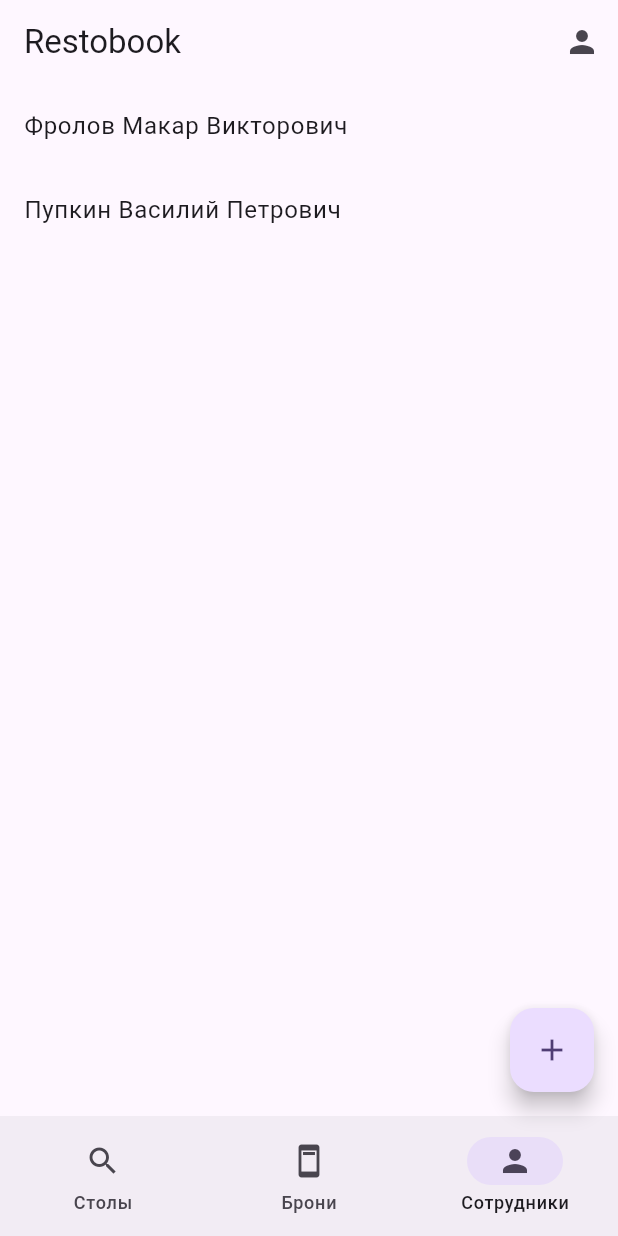
After one commit to PavelPutin/restobook_mobile_client, a Flutter app: the screen it shows after launch, item 3 of the bottom bar chosen, on a phone screen of 412 x 824 dp. The commit adds this screen. Run offline on Flutter 3.47's test engine with Material 3 defaults, Android fonts, the phone set to English and light mode, and no system bars; missing offline and left inert: appmetrica_plugin.

Commit message:
refact: make refreshable_future_list_view widget
commit fd01ea93677c01e88912283e011afe0156a2af65
Author: Putin Pavel Alexandrovich <pavelputin2003@yandex.ru>
Date:   Sun Apr 21 15:36:57 2024 +0300

    refact employees_screen

commit f399f08b06f3c2bcaa48ebdf362b9c9e692061ae
Author: Putin Pavel Alexandrovich <pavelputin2003@yandex.ru>
Date:   Sun Apr 21 15:34:49 2024 +0300

    refact reservations_screen

commit c78d584074b56801fddfb92517603129ac833d09
Author: Putin Pavel Alexandrovich <pavelputin2003@yandex.ru>
Date:   Sun Apr 21 15:30:25 2024 +0300

    refact tables_screen

```diff
--- a/lib/view/employees_screen.dart
+++ b/lib/view/employees_screen.dart
@@ -1,6 +1,7 @@
 import 'package:flutter/material.dart';
 import 'package:provider/provider.dart';
 import 'package:restobook_mobile_client/view/widgets/employee_list_tile.dart';
+import 'package:restobook_mobile_client/view/widgets/refreshable_future_list_view.dart';
 import 'package:restobook_mobile_client/view_model/employee_view_model.dart';
 
 class EmployeesScreen extends StatefulWidget {
@@ -11,60 +12,31 @@ class EmployeesScreen extends StatefulWidget {
 }
 
 class _EmployeesScreenState extends State<EmployeesScreen> {
-  late Future<void> tablesLoading;
-  bool _refreshing = false;
+  late Future<void> employeesLoading;
 
   @override
   void initState() {
     super.initState();
-    tablesLoading = Provider.of<EmployeeViewModel>(context, listen: false).load();
+    employeesLoading = Provider.of<EmployeeViewModel>(context, listen: false).load();
   }
 
   @override
   Widget build(BuildContext context) {
     return Consumer<EmployeeViewModel>(
         builder: (context, employeeViewModel, child) {
-          return RefreshIndicator(
+          return RefreshableFutureListView(
+            tablesLoading: employeesLoading,
             onRefresh: () async {
               var promise = context.read<EmployeeViewModel>().load();
               setState(() {
-                _refreshing = true;
-                tablesLoading = promise;
+                employeesLoading = promise;
               });
               await promise;
             },
-            child: FutureBuilder(
-              future: tablesLoading,
-              builder: (ctx, snapshot) {
-                if (!_refreshing && snapshot.connectionState == ConnectionState.waiting) {
-                  return const Center(child: CircularProgressIndicator());
-                }
-
-                if (snapshot.hasError) {
-                  return Center(
-                    child: Column(
-                      mainAxisAlignment: MainAxisAlignment.center,
-                      children: [
-                        const Text("Не удалось загрузить сотрудников"),
-                        ElevatedButton(
-                            onPressed: () async {
-                              setState(() {
-                                _refreshing = false;
-                                tablesLoading =
-                                    context.read<EmployeeViewModel>().load();
-                              });
-                            },
-                            child: const Text("Попробовать ещё раз"))
-                      ],
-                    ),
-                  );
-                }
-
-                return ListView.builder(
-                    itemCount: employeeViewModel.employees.length,
-                    itemBuilder: (_, index) => EmployeeListTile(employee: employeeViewModel.employees[index])
-                );
-              },
+            errorLabel: "Не удалось загрузить сотрудников",
+            listView: ListView.builder(
+                itemCount: employeeViewModel.employees.length,
+                itemBuilder: (_, index) => EmployeeListTile(employee: employeeViewModel.employees[index])
             ),
           );
         }
--- /dev/null
+++ b/lib/view/widgets/refreshable_future_list_view.dart
@@ -0,0 +1,62 @@
+import 'package:flutter/foundation.dart';
+import 'package:flutter/material.dart';
+import 'package:provider/provider.dart';
+
+import '../../view_model/table_view_model.dart';
+
+class RefreshableFutureListView extends StatefulWidget {
+  const RefreshableFutureListView({super.key, required this.tablesLoading, required this.onRefresh, required this.listView, required this.errorLabel});
+
+  final String errorLabel;
+  final AsyncCallback onRefresh;
+  final Future<void> tablesLoading;
+  final Widget listView;
+
+  @override
+  State<RefreshableFutureListView> createState() => _RefreshableFutureListViewState();
+}
+
+class _RefreshableFutureListViewState extends State<RefreshableFutureListView> {
+  bool _refreshing = false;
+
+  @override
+  Widget build(BuildContext context) {
+    return RefreshIndicator(
+      onRefresh: () async {
+        setState(() {
+          _refreshing = true;
+        });
+        await widget.onRefresh();
+      },
+      child: FutureBuilder(
+        future: widget.tablesLoading,
+        builder: (ctx, snapshot) {
+          if (!_refreshing && snapshot.connectionState == ConnectionState.waiting) {
+            return const Center(child: CircularProgressIndicator());
+          }
+
+          if (snapshot.hasError) {
+            return Center(
+              child: Column(
+                mainAxisAlignment: MainAxisAlignment.center,
+                children: [
+                  Text(widget.errorLabel),
+                  ElevatedButton(
+                      onPressed: () async {
+                        setState(() {
+                          _refreshing = false;
+                        });
+                        widget.onRefresh();
+                      },
+                      child: const Text("Попробовать ещё раз"))
+                ],
+              ),
+            );
+          }
+
+          return widget.listView;
+        },
+      ),
+    );
+  }
+}
--- a/lib/view_model/reservation_view_model.dart
+++ b/lib/view_model/reservation_view_model.dart
@@ -6,10 +6,11 @@ import '../model/reservation.dart';
 
 class ReservationViewModel extends ChangeNotifier {
   List<Reservation> _reservations = [];
+  Reservation? _activeReservation;
 
   UnmodifiableListView<Reservation> get reservations => UnmodifiableListView(_reservations);
-  Reservation? get activeReservation => null;
-  set activeReservation(Reservation? reservation) => activeReservation = reservation;
+  Reservation? get activeReservation => _activeReservation;
+  set activeReservation(Reservation? reservation) => _activeReservation = reservation;
 
   Future<void> load() async {
     // TODO: ADD HTTP REQUEST TO GET ALL RESERVATIONS
--- a/lib/view_model/table_view_model.dart
+++ b/lib/view_model/table_view_model.dart
@@ -30,7 +30,7 @@ class TableViewModel extends ChangeNotifier {
       TableModel(2, 2, 1, "BROKEN", 1, List.from([1, 2])),
     ];
     _tries++;
-    if (tries % 10 == 0) {
+    if (tries % 2 == 0) {
       throw UnimplementedError("Error table loading");
     }
     notifyListeners();
```
Also changed, not shown: lib/view/reservations_screen.dart (+10 -38 lines), lib/view/tables_screen.dart (+7 -35 lines), lib/view/widgets/table_reservations.dart (+10 -38 lines).
